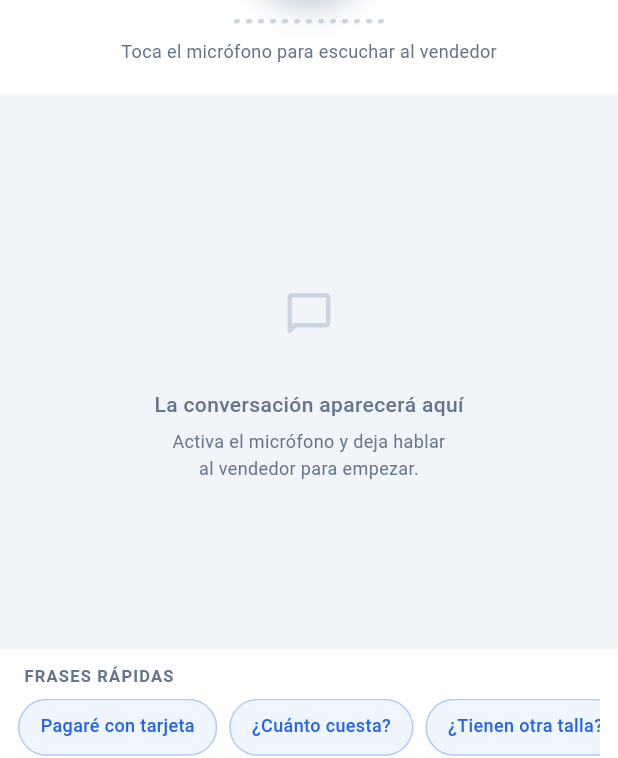
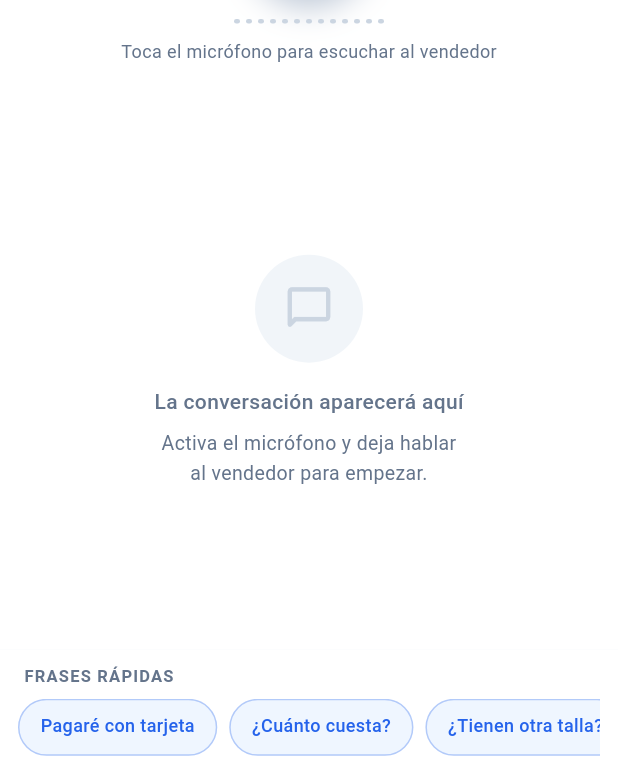
Before and after one commit to Fati0506/handwave-app, a Flutter app: the BolsilloScreen screen opened by its route, on a phone screen of 412 x 824 dp. Shown: the part 293-1051 px from the top of the screen. Run offline on Flutter 3.47's test engine with Material 3 defaults, Android fonts, the phone set to English and light mode, and no system bars; our stand-ins replace cloud_firestore, firebase_auth, firebase_core, firebase_database, flutter_tts, geolocator and 4 more; accounts and stored records are empty.

Commit message:
Añadimos DNI en perfil, ubi y mejoramos bolsillo

```diff
--- a/lib/features/bolsillo/bolsillo_screen.dart
+++ b/lib/features/bolsillo/bolsillo_screen.dart
@@ -286,6 +286,8 @@ class _BolsilloScreenState extends State<BolsilloScreen>
 
     return Scaffold(
       backgroundColor: HandWaveTheme.surface,
+      // 1. ESTO ES VITAL: Evita que el teclado rompa la pantalla bruscamente
+      resizeToAvoidBottomInset: true,
       appBar: AppBar(
         automaticallyImplyLeading: false,
         backgroundColor:
@@ -309,26 +311,25 @@ class _BolsilloScreenState extends State<BolsilloScreen>
               onPressed: () {
                 showDialog(
                   context: context,
-                  builder: (_) => AlertDialog(
-                    shape: RoundedRectangleBorder(
-                        borderRadius: BorderRadius.circular(16)),
+                  // Definimos 'dialogContext' para que Flutter sepa qué cerrar
+                  builder: (dialogContext) => AlertDialog(
+                    shape: RoundedRectangleBorder(borderRadius: BorderRadius.circular(16)),
                     title: const Text('¿Limpiar conversación?',
-                        style: TextStyle(
-                            fontSize: 16, fontWeight: FontWeight.w600)),
-                    content: const Text(
-                        'Se borrará la sesión actual sin guardar.',
+                        style: TextStyle(fontSize: 16, fontWeight: FontWeight.w600)),
+                    content: const Text('Se borrará la sesión actual sin guardar.',
                         style: TextStyle(fontSize: 13)),
                     actions: [
                       TextButton(
-                          onPressed: () => Navigator.pop(context),
-                          child: const Text('Cancelar')),
+                        // Usamos 'dialogContext' para cerrar SOLO el diálogo
+                        onPressed: () => Navigator.pop(dialogContext),
+                        child: const Text('Cancelar'),
+                      ),
                       ElevatedButton(
                         onPressed: () {
-                          Navigator.pop(context);
+                          Navigator.pop(dialogContext);
                           setState(() => _burbujas.clear());
                         },
-                        style: ElevatedButton.styleFrom(
-                            backgroundColor: HandWaveTheme.danger),
+                        style: ElevatedButton.styleFrom(backgroundColor: HandWaveTheme.danger),
                         child: const Text('Limpiar'),
                       ),
                     ],
@@ -340,19 +341,33 @@ class _BolsilloScreenState extends State<BolsilloScreen>
           ],
         ],
       ),
-      // AQUÍ ESTÁ LA CORRECCIÓN: Una sola columna con el orden exacto
-      body: Column(
+      // 2. ENVOLVEMOS EN UN SAFE AREA Y ORDENAMOS LA COLUMNA
+      body: SafeArea(
+        child: Column(
           children: [
+            // Ocultamos el micrófono si vas a escribir
             if (!tecladoAbierto) _buildBanner(),
             if (!tecladoAbierto) _buildMicrofono(),
             if (_transcripcionViva.isNotEmpty) _buildTranscripcionViva(),
 
-          Expanded(child: _buildConversacion()),
+            // La conversación se expande para llenar el espacio libre
+            Expanded(
+              child: Container(
+                color: Colors.white,
+                child: _buildConversacion(),
+              ),
+            ),
 
+            // Ocultamos las frases rápidas si el teclado sube
             if (!tecladoAbierto) _buildFrasesRapidas(),
+
+            // La caja de texto SIEMPRE visible
             _buildEntradaTextoLibre(),
+
+            // La barra de acciones inferior se oculta para dar espacio al teclado
             if (_burbujas.isNotEmpty && !tecladoAbierto) _buildBarraAccion(),
           ],
+        ),
       ),
     );
   }
@@ -580,37 +595,43 @@ class _BolsilloScreenState extends State<BolsilloScreen>
 
   Widget _buildConversacion() {
     if (_burbujas.isEmpty) {
-      return Center(
+      // ─── TÉCNICA DEFINITIVA ANTI-OVERFLOW DEL TECLADO ───────────
+      return CustomScrollView(
+        slivers: [
+          SliverFillRemaining(
+            hasScrollBody: false,
             child: Column(
               mainAxisAlignment: MainAxisAlignment.center,
               children: [
                 Container(
                   width: 72,
                   height: 72,
-              decoration: BoxDecoration(
+                  decoration: const BoxDecoration(
                     color: HandWaveTheme.surface,
                     shape: BoxShape.circle,
                   ),
                   child: const Icon(Icons.chat_bubble_outline_rounded,
                       color: Color(0xFFCBD5E1), size: 34),
                 ),
-            const SizedBox(height: 14),
+                const SizedBox(height: 16),
                 const Text('La conversación aparecerá aquí',
                     style: TextStyle(
                         color: HandWaveTheme.textSecondary,
                         fontSize: 14,
                         fontWeight: FontWeight.w500)),
-            const SizedBox(height: 6),
+                const SizedBox(height: 8),
                 const Text(
                   'Activa el micrófono y deja hablar\nal vendedor para empezar.',
                   textAlign: TextAlign.center,
                   style: TextStyle(
                       color: HandWaveTheme.textSecondary,
-                  fontSize: 12,
+                      fontSize: 13,
                       height: 1.5),
                 ),
               ],
             ),
+          ),
+        ],
       );
     }
 
@@ -781,7 +802,20 @@ class _BolsilloScreenState extends State<BolsilloScreen>
               scrollDirection: Axis.horizontal,
               itemCount: frases.length,
               itemBuilder: (_, i) => GestureDetector(
-                onTap: () => _agregarFraseRapida(frases[i]),
+                // ─── AQUÍ ESTÁ LA MAGIA ──────────────────────────────
+                onTap: () async {
+                  final frase = frases[i];
+
+                  // 1. Agregamos la frase a la pantalla (como ya lo hacías)
+                  _agregarFraseRapida(frase);
+
+                  // 2. Hacemos que el celular lo diga en voz alta
+                  await _tts.setLanguage("es-ES"); // Acento español
+                  await _tts.setSpeechRate(0.5);   // Velocidad normal para que se entienda
+                  await _tts.setVolume(1.0);       // Volumen al 100%
+                  await _tts.speak(frase);
+                },
+                // ─────────────────────────────────────────────────────
                 child: Container(
                   margin: const EdgeInsets.only(right: 8),
                   padding: const EdgeInsets.symmetric(
--- a/lib/features/home/home_screen.dart
+++ b/lib/features/home/home_screen.dart
@@ -18,13 +18,13 @@ class HomeScreen extends StatelessWidget {
         slivers: [
           // ── AppBar expandido ────────────────────────────────────────
           SliverAppBar(
-            expandedHeight: 170,
+            expandedHeight: 130,
             pinned: true,
             automaticallyImplyLeading: false,
             flexibleSpace: FlexibleSpaceBar(
               background: Container(
                 color: HandWaveTheme.navy,
-                padding: const EdgeInsets.fromLTRB(20, 54, 20, 18),
+                padding: const EdgeInsets.fromLTRB(20, 40, 20, 18),
                 child: Row(
                   crossAxisAlignment: CrossAxisAlignment.end,
                   children: [
@@ -54,7 +54,6 @@ class HomeScreen extends StatelessWidget {
                 ),
               ),
             ),
-            title: const HandWaveLogo(size: 26, showText: false),
           ),
 
           SliverPadding(
```
Also changed, not shown: flutter_01.png (added). Lines whose indentation alone changed are shown as unchanged.
